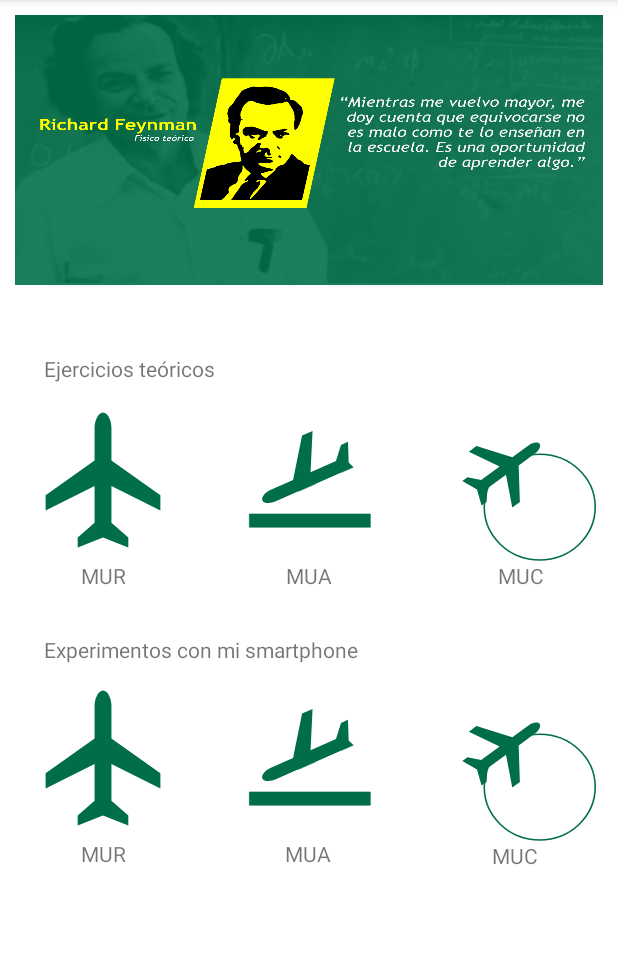
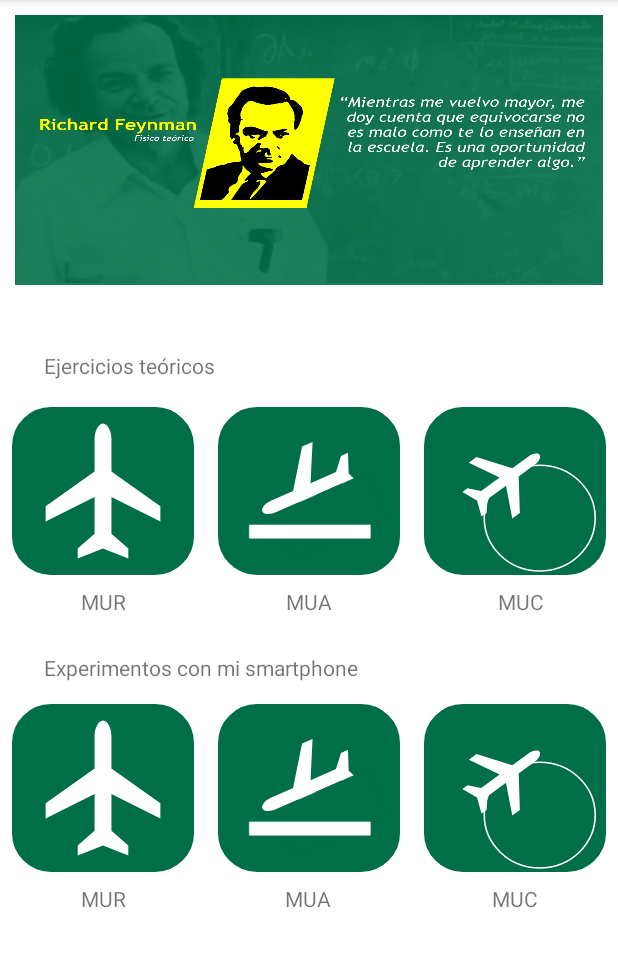
Before and after one commit to luismiguel010/physicLab, an Android app: the screen it shows after launch (MainActivity), on a phone screen of 412 x 824 dp, the part 84-1051 px from its top. Run offline under Robolectric (Android 15) with nearby library versions, the phone set to English and light mode, and no system bars.

Commit message:
Add image button green with border round

```diff
--- a/app/src/main/java/com/example/physiclab/PreStart.java
+++ b/app/src/main/java/com/example/physiclab/PreStart.java
@@ -22,12 +22,9 @@ public class PreStart extends AppCompatActivity {
 
             @Override
             public void run() {
-                //The following code will execute after the 5 seconds.
                 try {
-                    //Go to next page i.e, start the next activity.
                     Intent intent = new Intent(getApplicationContext(), MainActivity.class);
                     startActivity(intent);
-                    //Let's Finish Splash Activity since we don't want to show this when user press back button.
                     finish();
                 } catch (Exception ignored) {
                     ignored.printStackTrace();
@@ -39,7 +36,6 @@ public class PreStart extends AppCompatActivity {
     @Override
     public void onDestroy() {
         super.onDestroy();
-        //Remove all the callbacks otherwise navigation will execute even after activity is killed or closed.
         mWaitHandler.removeCallbacksAndMessages(null);
     }
 }
--- a/app/src/main/res/drawable/ic_iconmua.xml
+++ b/app/src/main/res/drawable/ic_iconmua.xml
@@ -13,20 +13,20 @@
           <clip-path android:pathData="M151.242,491.459 L1.215,150.717 341.957,0.69 491.984,341.432Z M 0,0"/>
           <path
               android:pathData="M257.354,97.265 L225.41,111.33 197.968,246.3 128.755,276.774C114.912,282.869 99.936,297.938 104.624,308.586 109.156,318.879 130.54,318.363 144.382,312.268L213.596,281.794 331.679,352.689 363.623,338.624 266.836,258.352 344.213,224.283 390.721,246.181 412.017,236.804 367.279,192.94 365.134,130.322 343.837,139.699 328.585,188.789 251.209,222.858 257.354,97.265Z"
-              android:fillColor="#006E47"/>
+              android:fillColor="#FFFFFF"/>
         </group>
       </group>
     </group>
     <path
         android:pathData="M199.027,453.52 L138.582,316.237 425.306,189.994 485.751,327.276Z"
         android:strokeWidth="2.08333"
-        android:fillColor="#FFFFFF"
+        android:fillColor="#006E47"
         android:fillType="evenOdd"
-        android:strokeColor="#FFFFFF"/>
+        android:strokeColor="#006E47"/>
     <path
         android:pathData="M65,350h368v40h-368z"
         android:strokeWidth="2"
-        android:fillColor="#006E47"
-        android:strokeColor="#006E47"/>
+        android:fillColor="#FFFFFF"
+        android:strokeColor="#FFFFFF"/>
   </group>
 </vector>
--- a/app/src/main/res/drawable/ic_iconmuc.xml
+++ b/app/src/main/res/drawable/ic_iconmuc.xml
@@ -10,7 +10,7 @@
         android:strokeWidth="5"
         android:fillColor="#00000000"
         android:fillType="evenOdd"
-        android:strokeColor="#006E47"/>
+        android:strokeColor="#FFFF"/>
     <group>
       <clip-path android:pathData="M257.8,0.782 L451.17,256.986 194.96,450.353 1.595,194.15Z M 0,0"/>
       <group>
@@ -19,7 +19,7 @@
           <clip-path android:pathData="M257.8,0.782 L451.17,256.986 194.96,450.353 1.595,194.15Z M 0,0"/>
           <path
               android:pathData="M246.83,352.563 L270.85,334.435 267.14,215.748 319.18,176.47C329.59,168.614 339.18,153.004 333.13,144.998 327.29,137.258 309.45,141.927 299.04,149.782L247,189.06 133.88,152.957 109.86,171.085 206.97,219.274 148.79,263.184 105.43,254.02 89.42,266.106 135.64,294.052 149.84,346.169 165.86,334.084 168.93,289.872 227.11,245.961 246.83,352.563Z"
-              android:fillColor="#006E47"/>
+              android:fillColor="#FFFF"/>
         </group>
       </group>
     </group>
--- a/app/src/main/res/drawable/ic_iconmur.xml
+++ b/app/src/main/res/drawable/ic_iconmur.xml
@@ -6,7 +6,7 @@
   <path
       android:pathData="M82,66 L82,57 53,36.5 53,17C53,13.1 51,8 48,8 45.1,8 43,13.1 43,17L43,36.5 14,57 14,66 43,51.5 43,73.3 33,82 33,88 48,82 63,88 63,82 53,73.3 53,51.5 82,66Z"
       android:strokeWidth="1"
-      android:fillColor="#006E47"
+      android:fillColor="#FFFFFF"
       android:fillAlpha="1"
       android:strokeColor="#00000000"
       android:strokeLineCap="butt"/>
--- /dev/null
+++ b/app/src/main/res/drawable/roundcorner.xml
@@ -0,0 +1,8 @@
+<?xml version="1.0" encoding="utf-8"?>
+<shape xmlns:android="http://schemas.android.com/apk/res/android">
+    <solid android:color="#006E47" />
+    <corners android:radius="30dp" />
+    <stroke android:color="#FFFF"
+        android:width="8dp"
+        />
+</shape>
--- a/app/src/main/res/layout/activity_main.xml
+++ b/app/src/main/res/layout/activity_main.xml
@@ -21,7 +21,8 @@
         android:layout_height="wrap_content"
         android:layout_marginTop="8dp"
         android:layout_marginBottom="8dp"
-        android:background="#00000000"
+        android:background="@drawable/roundcorner"
+        android:padding="10dp"
         app:layout_constraintBottom_toBottomOf="parent"
         app:layout_constraintEnd_toStartOf="@+id/btnMua"
         app:layout_constraintStart_toStartOf="parent"
@@ -35,7 +36,8 @@
         android:layout_width="0dp"
         android:layout_height="wrap_content"
         android:layout_marginBottom="8dp"
-        android:background="#00000000"
+        android:background="@drawable/roundcorner"
+        android:padding="10dp"
         app:layout_constraintBottom_toBottomOf="parent"
         app:layout_constraintEnd_toStartOf="@+id/btnMcu"
         app:layout_constraintStart_toEndOf="@+id/btnMur"
@@ -48,7 +50,8 @@
         android:id="@+id/btnMcu"
         android:layout_width="0dp"
         android:layout_height="wrap_content"
-        android:background="#00000000"
+        android:background="@drawable/roundcorner"
+        android:padding="10dp"
         app:layout_constraintBottom_toBottomOf="parent"
         app:layout_constraintEnd_toEndOf="parent"
         app:layout_constraintHorizontal_bias="0.263"
@@ -122,7 +125,8 @@
         android:layout_height="wrap_content"
         android:layout_marginTop="8dp"
         android:layout_marginBottom="8dp"
-        android:background="#00000000"
+        android:background="@drawable/roundcorner"
+        android:padding="10dp"
         app:layout_constraintBottom_toTopOf="@+id/txtMuaEx"
         app:layout_constraintEnd_toStartOf="@+id/btnMuaExp"
         app:layout_constraintStart_toStartOf="parent"
@@ -136,7 +140,8 @@
         android:layout_height="wrap_content"
         android:layout_marginTop="8dp"
         android:layout_marginBottom="8dp"
-        android:background="#00000000"
+        android:background="@drawable/roundcorner"
+        android:padding="10dp"
         app:layout_constraintBottom_toBottomOf="parent"
         app:layout_constraintEnd_toStartOf="@+id/btnMucExp"
         app:layout_constraintStart_toEndOf="@+id/btnMurExp"
@@ -149,7 +154,8 @@
         android:id="@+id/btnMucExp"
         android:layout_width="0dp"
         android:layout_height="wrap_content"
-        android:background="#00000000"
+        android:background="@drawable/roundcorner"
+        android:padding="10dp"
         app:layout_constraintBottom_toBottomOf="parent"
         app:layout_constraintEnd_toEndOf="parent"
         app:layout_constraintHorizontal_bias="0.4"
--- a/app/src/main/res/layout/activity_pre_start.xml
+++ b/app/src/main/res/layout/activity_pre_start.xml
@@ -9,13 +9,13 @@
 
     <ImageView
         android:id="@+id/imagePreStart"
-        android:contentDescription="@string/descImagePreStart"
-        android:layout_width="wrap_content"
-        android:layout_height="wrap_content"
+        android:layout_width="292dp"
+        android:layout_height="239dp"
         android:layout_marginStart="8dp"
         android:layout_marginTop="8dp"
         android:layout_marginEnd="8dp"
         android:layout_marginBottom="8dp"
+        android:contentDescription="@string/descImagePreStart"
         app:layout_constraintBottom_toBottomOf="parent"
         app:layout_constraintEnd_toEndOf="parent"
         app:layout_constraintStart_toStartOf="parent"
@@ -42,7 +42,7 @@
         app:layout_constraintBottom_toBottomOf="parent"
         app:layout_constraintEnd_toEndOf="parent"
         app:layout_constraintStart_toStartOf="parent"
-        app:srcCompat="@drawable/logouco" />
+        app:srcCompat="@drawable/logouco_without_background" />
 
     <TextView
         android:id="@+id/textName"
--- a/app/src/main/res/values/colors.xml
+++ b/app/src/main/res/values/colors.xml
@@ -1,6 +1,6 @@
 <?xml version="1.0" encoding="utf-8"?>
 <resources>
     <color name="colorPrimary">#006E47</color>
-    <color name="colorPrimaryDark">#FFFFFF</color>
+    <color name="colorPrimaryDark">#006E47</color>
     <color name="colorAccent">#FFC000</color>
 </resources>
```
Also changed, not shown: app/src/main/res/drawable/logo_without_border.svg (deleted).
